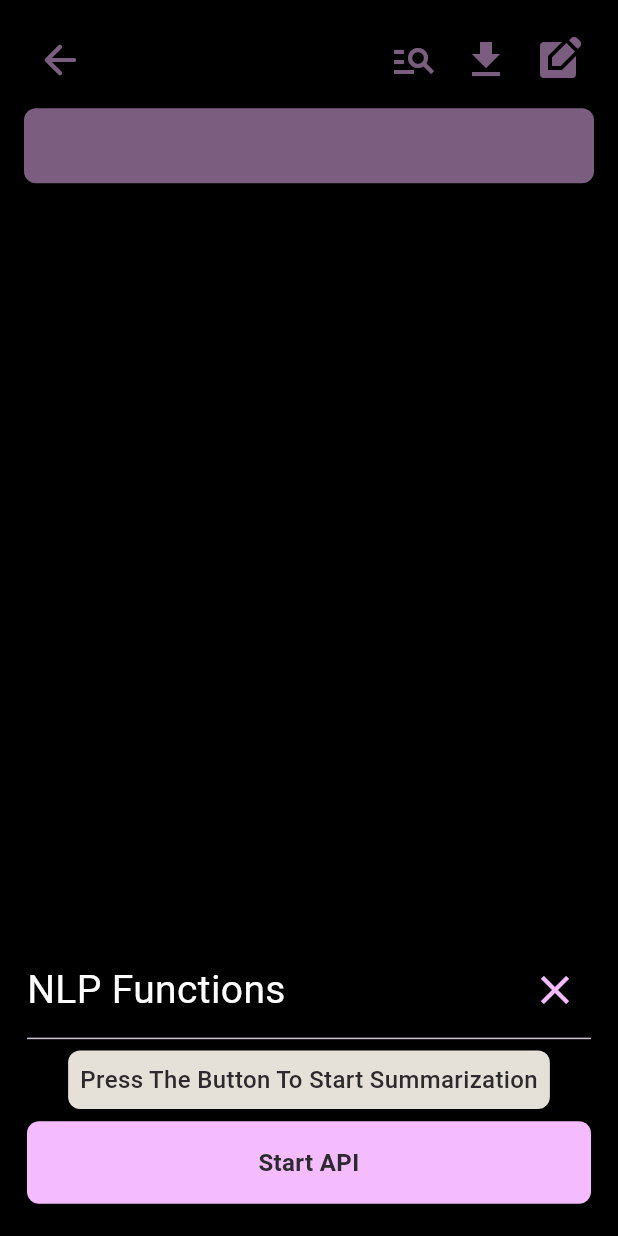
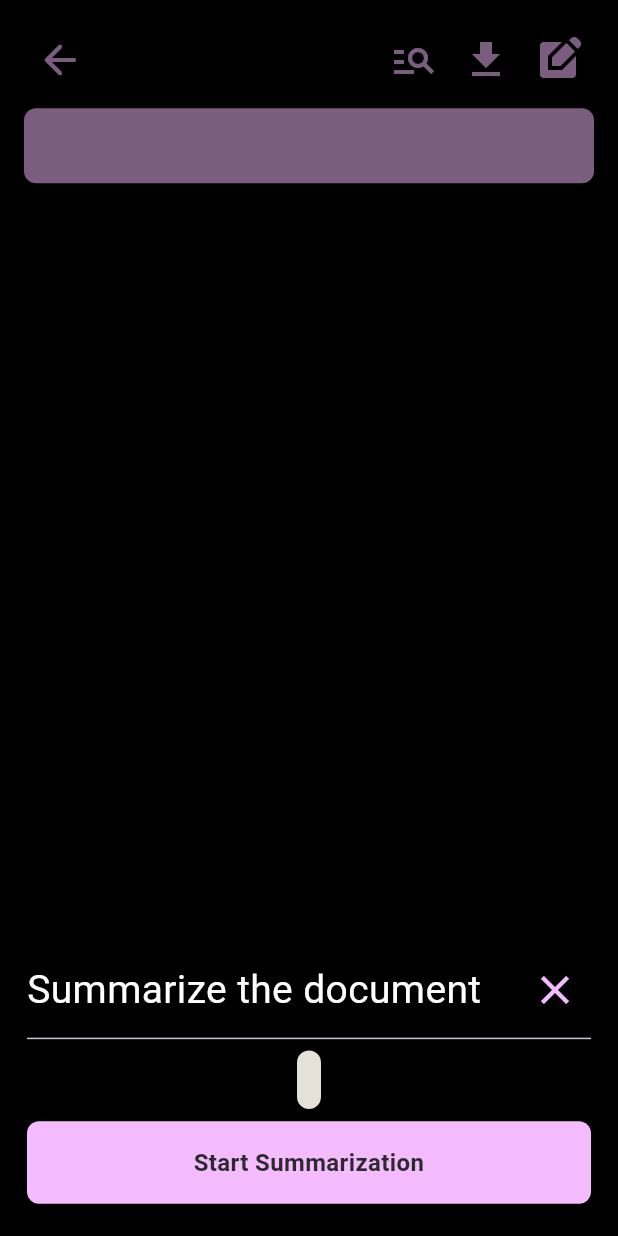
Before and after one commit to Pramith08/DocumentScannerWithNLP, a Flutter app: the DocumentPage screen opened directly with empty values, after a tap on the "manage search" icon, on a phone screen of 412 x 824 dp. Run offline on Flutter 3.47's test engine with Material 3 defaults, Android fonts, the phone set to English and light mode, and no system bars; our stand-ins replace dio, firebase_auth, firebase_core, firebase_storage, flutter_slidable, image_cropper and 3 more; missing offline and left inert: flutter_downloader; accounts and stored records are empty.

Commit message:
changes to document_page

```diff
--- a/lib/pages/document_page.dart
+++ b/lib/pages/document_page.dart
@@ -29,7 +29,8 @@ double screenWidth = 0.0;
 
 class _DocumentPageState extends State<DocumentPage> {
   List<String> listDocumentValues = [];
-  String nlpText = "Press The Button To Start Summarization";
+  // String nlpText = "Press The Button To Start Summarization";
+  String nlpText = "";
   void back() {
     Navigator.pop(context);
   }
@@ -184,7 +185,7 @@ class _DocumentPageState extends State<DocumentPage> {
                     mainAxisAlignment: MainAxisAlignment.spaceBetween,
                     children: [
                       Text(
-                        "NLP Functions",
+                        "Summarize the document",
                         style: TextStyle(
                           color: Colors.white,
                           fontSize: 26,
@@ -226,7 +227,7 @@ class _DocumentPageState extends State<DocumentPage> {
                   MyButton(
                     height: 55,
                     width: double.infinity,
-                    buttonText: "Start API",
+                    buttonText: "Start Summarization",
                     onTap: () {
                       getDataAndDisplayOutput();
                     },
```
